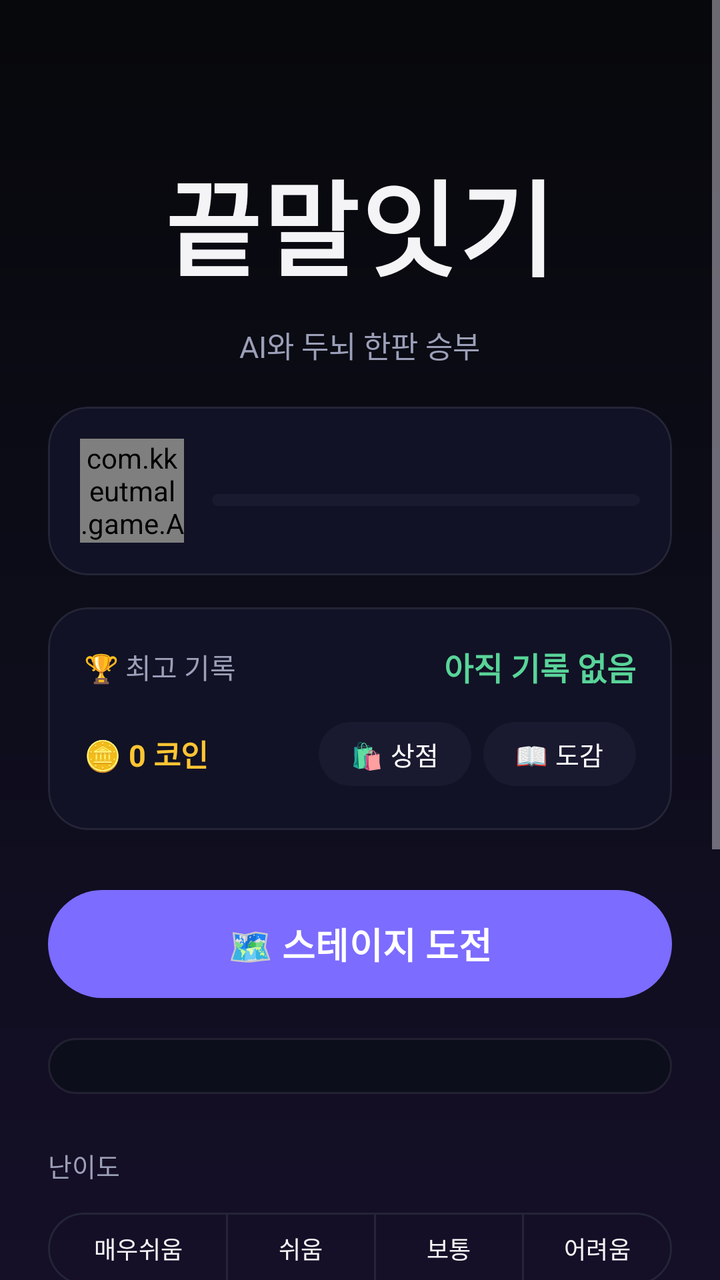
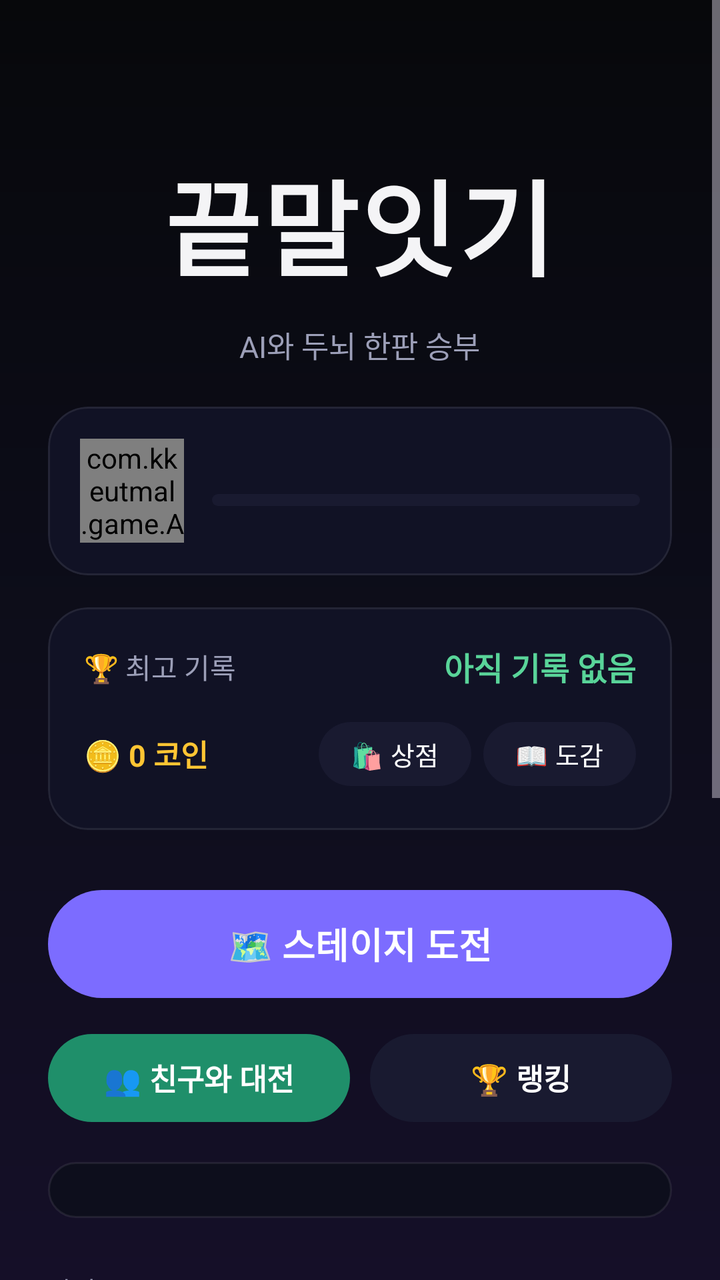

Two renders of the same Android screen: before a commit and after it. Below are the layout's source before the change and the commit's diff.
<!-- AndroidManifest.xml: application theme Theme.KKeutmal -->
<!-- res/layout/activity_main.xml -->
<?xml version="1.0" encoding="utf-8"?>
<LinearLayout xmlns:android="http://schemas.android.com/apk/res/android"
    xmlns:app="http://schemas.android.com/apk/res-auto"
    android:layout_width="match_parent"
    android:layout_height="match_parent"
    android:orientation="vertical">

<ScrollView
        android:layout_width="match_parent"
        android:layout_height="0dp"
        android:layout_weight="1"
    android:fillViewport="true"
    android:overScrollMode="never">

    <LinearLayout
        android:layout_width="match_parent"
        android:layout_height="wrap_content"
        android:orientation="vertical"
        android:gravity="center_horizontal"
        android:padding="24dp">

        <TextView
            android:id="@+id/tvTitle"
            android:layout_width="wrap_content"
            android:layout_height="wrap_content"
            android:layout_marginTop="44dp"
            android:paddingHorizontal="4dp"
            android:paddingVertical="6dp"
            android:text="@string/app_name"
            android:textColor="@color/text_primary"
            android:textSize="52sp"
            android:letterSpacing="0.02"
            android:fontFamily="sans-serif-black" />

        <TextView
            android:layout_width="wrap_content"
            android:layout_height="wrap_content"
            android:layout_marginTop="6dp"
            android:text="@string/subtitle"
            android:textColor="@color/text_dim"
            android:textSize="15sp" />

        <com.google.android.material.card.MaterialCardView
            android:layout_width="match_parent"
            android:layout_height="wrap_content"
            android:layout_marginTop="20dp"
            app:cardBackgroundColor="@color/surface"
            app:cardCornerRadius="20dp"
            app:strokeColor="@color/surface_stroke"
            app:strokeWidth="1dp"
            app:cardElevation="0dp">

            <LinearLayout
                android:layout_width="match_parent"
                android:layout_height="wrap_content"
                android:orientation="horizontal"
                android:gravity="center_vertical"
                android:padding="16dp">

                <com.kkeutmal.game.AvatarView
                    android:id="@+id/avatarMe"
                    android:layout_width="52dp"
                    android:layout_height="52dp" />

                <LinearLayout
                    android:layout_width="0dp"
                    android:layout_weight="1"
                    android:layout_height="wrap_content"
                    android:layout_marginStart="14dp"
                    android:orientation="vertical">

                    <TextView
                        android:id="@+id/tvLevelRank"
                        android:layout_width="wrap_content"
                        android:layout_height="wrap_content"
                        android:textColor="@color/text_primary"
                        android:textSize="16sp"
                        android:textStyle="bold" />

                    <com.google.android.material.progressindicator.LinearProgressIndicator
                        android:id="@+id/xpBar"
                        android:layout_width="match_parent"
                        android:layout_height="wrap_content"
                        android:layout_marginTop="6dp"
                        android:max="1000"
                        app:trackThickness="6dp"
                        app:trackCornerRadius="3dp"
                        app:trackColor="@color/chip_bg"
                        app:indicatorColor="@color/accent"
                        app:trackStopIndicatorSize="0dp" />

                    <TextView
                        android:id="@+id/tvXp"
                        android:layout_width="wrap_content"
                        android:layout_height="wrap_content"
                        android:layout_marginTop="4dp"
                        android:textColor="@color/text_dim"
                        android:textSize="11sp" />
                </LinearLayout>
            </LinearLayout>
        </com.google.android.material.card.MaterialCardView>

        <com.google.android.material.card.MaterialCardView
            android:layout_width="match_parent"
            android:layout_height="wrap_content"
            android:layout_marginTop="16dp"
            app:cardBackgroundColor="@color/surface"
            app:cardCornerRadius="20dp"
            app:strokeColor="@color/surface_stroke"
            app:strokeWidth="1dp"
            app:cardElevation="0dp">

            <LinearLayout
                android:layout_width="match_parent"
                android:layout_height="wrap_content"
                android:orientation="vertical"
                android:padding="18dp">

                <LinearLayout
                    android:layout_width="match_parent"
                    android:layout_height="wrap_content"
                    android:orientation="horizontal"
                    android:gravity="center_vertical">

                    <TextView
                        android:layout_width="0dp"
                        android:layout_weight="1"
                        android:layout_height="wrap_content"
                        android:text="@string/best_label"
                        android:textColor="@color/text_dim"
                        android:textSize="14sp" />

                    <TextView
                        android:id="@+id/tvBest"
                        android:layout_width="wrap_content"
                        android:layout_height="wrap_content"
                        android:text="아직 기록 없음"
                        android:textColor="@color/accent2"
                        android:textSize="16sp"
                        android:textStyle="bold" />
                </LinearLayout>

                
                <LinearLayout
                    android:id="@+id/rowRecord"
                    android:layout_width="match_parent"
                    android:layout_height="wrap_content"
                    android:layout_marginTop="14dp"
                    android:orientation="horizontal"
                    android:baselineAligned="false"
                    android:visibility="gone">

                    <LinearLayout
                        android:layout_width="0dp"
                        android:layout_weight="1"
                        android:layout_height="wrap_content"
                        android:orientation="vertical"
                        android:gravity="center_horizontal">

                        <TextView
                            android:id="@+id/tvWins"
                            android:layout_width="wrap_content"
                            android:layout_height="wrap_content"
                            android:textColor="@color/accent2"
                            android:textSize="22sp"
                            android:textStyle="bold" />

                        <TextView
                            android:layout_width="wrap_content"
                            android:layout_height="wrap_content"
                            android:text="승"
                            android:textColor="@color/text_dim"
                            android:textSize="12sp" />
                    </LinearLayout>

                    <LinearLayout
                        android:layout_width="0dp"
                        android:layout_weight="1"
                        android:layout_height="wrap_content"
                        android:orientation="vertical"
                        android:gravity="center_horizontal">

                        <TextView
                            android:id="@+id/tvLosses"
                            android:layout_width="wrap_content"
                            android:layout_height="wrap_content"
                            android:textColor="@color/text_primary"
                            android:textSize="22sp"
                            android:textStyle="bold" />

                        <TextView
                            android:layout_width="wrap_content"
                            android:layout_height="wrap_content"
                            android:text="패"
                            android:textColor="@color/text_dim"
                            android:textSize="12sp" />
                    </LinearLayout>

                    <LinearLayout
                        android:layout_width="0dp"
                        android:layout_weight="1"
                        android:layout_height="wrap_content"
                        android:orientation="vertical"
                        android:gravity="center_horizontal">

                        <TextView
                            android:id="@+id/tvWinRate"
                            android:layout_width="wrap_content"
                            android:layout_height="wrap_content"
                            android:textColor="@color/accent"
                            android:textSize="22sp"
                            android:textStyle="bold" />

                        <TextView
                            android:id="@+id/tvWinRateLabel"
                            android:layout_width="wrap_content"
                            android:layout_height="wrap_content"
                            android:text="승률"
                            android:textColor="@color/text_dim"
                            android:textSize="12sp" />
                    </LinearLayout>
                </LinearLayout>

                <LinearLayout
                    android:layout_width="match_parent"
                    android:layout_height="wrap_content"
                    android:layout_marginTop="12dp"
                    android:orientation="horizontal"
                    android:gravity="center_vertical">

                    <TextView
                        android:id="@+id/tvCoins"
                        android:layout_width="0dp"
                        android:layout_weight="1"
                        android:layout_height="wrap_content"
                        android:text="🪙 0 코인"
                        android:textColor="@color/warn"
                        android:textSize="15sp"
                        android:textStyle="bold" />

                    <com.google.android.material.button.MaterialButton
                        android:id="@+id/btnShop"
                        android:layout_width="wrap_content"
                        android:layout_height="40dp"
                        android:minWidth="0dp"
                        android:paddingHorizontal="16dp"
                        android:text="🛍 상점"
                        android:textSize="13sp"
                        app:backgroundTint="@color/chip_bg"
                        app:cornerRadius="20dp" />

                    <com.google.android.material.button.MaterialButton
                        android:id="@+id/btnCollection"
                        android:layout_width="wrap_content"
                        android:layout_height="40dp"
                        android:layout_marginStart="6dp"
                        android:minWidth="0dp"
                        android:paddingHorizontal="16dp"
                        android:text="📖 도감"
                        android:textSize="13sp"
                        app:backgroundTint="@color/chip_bg"
                        app:cornerRadius="20dp" />
                </LinearLayout>
            </LinearLayout>
        </com.google.android.material.card.MaterialCardView>

        <com.google.android.material.button.MaterialButton
            android:id="@+id/btnAdventure"
            android:layout_width="match_parent"
            android:layout_height="62dp"
            android:layout_marginTop="26dp"
            android:text="🗺 스테이지 도전"
            android:textSize="18sp"
            android:textStyle="bold"
            app:backgroundTint="@color/accent"
            app:cornerRadius="31dp" />

        <LinearLayout
            android:id="@+id/missionBox"
            android:layout_width="match_parent"
            android:layout_height="wrap_content"
            android:layout_marginTop="16dp"
            android:orientation="vertical"
            android:background="@drawable/bg_input"
            android:padding="14dp" />

        <TextView
            android:layout_width="match_parent"
            android:layout_height="wrap_content"
            android:layout_marginTop="26dp"
            android:text="@string/difficulty_label"
            android:textColor="@color/text_dim"
            android:textSize="13sp" />

        <com.google.android.material.button.MaterialButtonToggleGroup
            android:id="@+id/toggleDifficulty"
            android:layout_width="match_parent"
            android:layout_height="wrap_content"
            android:layout_marginTop="10dp"
            app:singleSelection="true"
            app:selectionRequired="true">

            <com.google.android.material.button.MaterialButton
                android:id="@+id/btnVeryEasy"
                style="?attr/materialButtonOutlinedStyle"
                android:layout_width="0dp"
                android:layout_weight="1.2"
                android:layout_height="44dp"
                android:text="매우쉬움"
                android:textSize="12sp"
                android:insetLeft="0dp"
                android:insetRight="0dp"
                android:paddingHorizontal="2dp"
                app:strokeColor="@color/surface_stroke" />

            <com.google.android.material.button.MaterialButton
                android:id="@+id/btnEasy"
                style="?attr/materialButtonOutlinedStyle"
                android:layout_width="0dp"
                android:layout_weight="1"
                android:layout_height="44dp"
                android:text="쉬움"
                android:textSize="12sp"
                android:insetLeft="0dp"
                android:insetRight="0dp"
                android:paddingHorizontal="2dp"
                app:strokeColor="@color/surface_stroke" />

            <com.google.android.material.button.MaterialButton
                android:id="@+id/btnNormal"
                style="?attr/materialButtonOutlinedStyle"
                android:layout_width="0dp"
                android:layout_weight="1"
                android:layout_height="44dp"
                android:text="보통"
                android:textSize="12sp"
                app:strokeColor="@color/surface_stroke" />

            <com.google.android.material.button.MaterialButton
                android:id="@+id/btnHard"
                style="?attr/materialButtonOutlinedStyle"
                android:layout_width="0dp"
                android:layout_weight="1"
                android:layout_height="44dp"
                android:text="어려움"
                android:textSize="12sp"
                android:insetLeft="0dp"
                android:insetRight="0dp"
                android:paddingHorizontal="2dp"
                app:strokeColor="@color/surface_stroke" />
        </com.google.android.material.button.MaterialButtonToggleGroup>

        <TextView
            android:id="@+id/tvDifficultyDesc"
            android:layout_width="match_parent"
            android:layout_height="wrap_content"
            android:layout_marginTop="10dp"
            android:gravity="center"
            android:textColor="@color/text_dim"
            android:textSize="13sp"
            android:text="제한시간 20초" />

        
        <com.google.android.material.materialswitch.MaterialSwitch
            android:id="@+id/swNoTimer"
            android:layout_width="wrap_content"
            android:layout_height="wrap_content"
            android:layout_marginTop="8dp"
            android:text="  ⏱ 제한시간 없이 느긋하게  "
            android:textColor="@color/text_primary"
            android:textSize="14sp"
            android:visibility="gone" />

        <com.google.android.material.button.MaterialButton
            android:id="@+id/btnStart"
            android:layout_width="match_parent"
            android:layout_height="62dp"
            android:layout_marginTop="24dp"
            android:text="⚔ 자유 대전"
            android:textSize="18sp"
            android:textStyle="bold"
            android:textColor="@color/cta_text"
            app:backgroundTint="@color/cta_bg"
            app:cornerRadius="31dp" />

        <com.google.android.material.card.MaterialCardView
            android:layout_width="match_parent"
            android:layout_height="wrap_content"
            android:layout_marginTop="26dp"
            android:layout_marginBottom="24dp"
            app:cardBackgroundColor="#10FFFFFF"
            app:cardCornerRadius="20dp"
            app:cardElevation="0dp">

            <LinearLayout
                android:layout_width="match_parent"
                android:layout_height="wrap_content"
                android:orientation="vertical"
                android:padding="18dp">

                
                <TextView
                    android:id="@+id/tvRulesTitle"
                    android:layout_width="match_parent"
                    android:layout_height="wrap_content"
                    android:paddingTop="2dp"
                    android:paddingBottom="2dp"
                    android:text="@string/rules_title"
                    android:textColor="@color/text_primary"
                    android:textSize="14sp"
                    android:textStyle="bold" />

                <TextView
                    android:id="@+id/tvRulesBody"
                    android:layout_width="match_parent"
                    android:layout_height="wrap_content"
                    android:layout_marginTop="10dp"
                    android:lineSpacingExtra="5dp"
                    android:text="@string/rules_body"
                    android:textColor="@color/text_dim"
                    android:textSize="13sp"
                    android:visibility="gone" />
            </LinearLayout>
        </com.google.android.material.card.MaterialCardView>

        <com.google.android.material.button.MaterialButton
            android:id="@+id/btnAbout"
            style="?attr/borderlessButtonStyle"
            android:layout_width="wrap_content"
            android:layout_height="wrap_content"
            android:layout_marginTop="12dp"
            android:layout_marginBottom="8dp"
            android:text="ⓘ 만든이 · 버전 · 자료 출처"
            android:textColor="@color/text_dim"
            android:textSize="13sp" />
    </LinearLayout>
</ScrollView>

    
    <FrameLayout
        android:id="@+id/adContainer"
        android:layout_width="match_parent"
        android:layout_height="wrap_content"
        android:layout_gravity="center_horizontal" />

</LinearLayout>
<!-- resources referenced by this layout -->
<resources>
  <color name="accent">#7C6CFF</color>
  <color name="accent2">#59D499</color>
  <color name="chip_bg">#191A30</color>
  <color name="cta_bg">#FFFFFF</color>
  <color name="cta_text">#0B0B10</color>
  <color name="surface">#111225</color>
  <color name="surface_stroke">#14FFFFFF</color>
  <color name="text_dim">#9C9FB8</color>
  <color name="text_primary">#F4F4F6</color>
  <color name="warn">#FFC533</color>
  <!-- drawable bg_input (drawable) -->
  <?xml version="1.0" encoding="utf-8"?>
  <shape xmlns:android="http://schemas.android.com/apk/res/android" android:shape="rectangle">
      <solid android:color="@color/input_bg" />
      <stroke android:width="1dp" android:color="@color/surface_stroke" />
      <corners android:radius="26dp" />
  </shape>
  <string name="app_name">끝말잇기</string>
  <string name="best_label">🏆 최고 기록</string>
  <string name="difficulty_label">난이도</string>
  <string name="rules_body">· 사전(표준국어대사전+끄투 DB, 43만 단어)에 있는 두 글자 이상 단어만 인정\n· 앞 단어의 끝 글자로 시작 (두음법칙 인정: 력→역, 라→나)\n· 이미 나온 단어는 다시 쓸 수 없어요\n· 제한시간 안에 입력하지 못하면 패배! (무제한 모드는 시간 걱정 없음)\n· 마이크 버튼을 누르고 말해도 입력돼요</string>
  <string name="rules_title">게임 규칙</string>
  <string name="subtitle">AI와 두뇌 한판 승부</string>
  <style name="Theme.KKeutmal" parent="Theme.Material3.Dark.NoActionBar">
          <item name="colorPrimary">@color/accent</item>
          <item name="colorOnPrimary">@color/text_on_accent</item>
          <item name="colorSecondary">@color/accent2</item>
          <item name="colorSurface">@color/surface</item>
          <item name="colorOnSurface">@color/text_primary</item>
          <item name="android:colorBackground">@color/bg_top</item>
          <item name="android:windowBackground">@drawable/bg_gradient</item>
          <item name="android:statusBarColor">@color/bg_top</item>
          <item name="android:navigationBarColor">@color/bg_bottom</item>
          <item name="android:windowLightStatusBar">false</item>
          <item name="android:textColor">@color/text_primary</item>
      </style>
  <color name="input_bg">#0D0E1C</color>
  <color name="text_on_accent">#FFFFFF</color>
  <color name="bg_top">#07080B</color>
  <!-- drawable bg_gradient (drawable) -->
  <?xml version="1.0" encoding="utf-8"?>
  <shape xmlns:android="http://schemas.android.com/apk/res/android" android:shape="rectangle">
      <gradient
          android:angle="270"
          android:startColor="@color/bg_top"
          android:centerColor="#0D0D1A"
          android:endColor="@color/bg_bottom" />
  </shape>
  <color name="bg_bottom">#150F28</color>
</resources>

<!-- the commit's change to res/layout/activity_main.xml (unified diff, before → after) -->
@@ -276,6 +276,37 @@
             app:cornerRadius="31dp" />
 
         <LinearLayout
+            android:layout_width="match_parent"
+            android:layout_height="wrap_content"
+            android:layout_marginTop="10dp"
+            android:orientation="horizontal">
+
+            <com.google.android.material.button.MaterialButton
+                android:id="@+id/btnOnline"
+                android:layout_width="0dp"
+                android:layout_height="52dp"
+                android:layout_marginEnd="5dp"
+                android:layout_weight="1"
+                android:text="👥 친구와 대전"
+                android:textSize="15sp"
+                android:textStyle="bold"
+                app:backgroundTint="@color/accent2_dark"
+                app:cornerRadius="26dp" />
+
+            <com.google.android.material.button.MaterialButton
+                android:id="@+id/btnRanking"
+                android:layout_width="0dp"
+                android:layout_height="52dp"
+                android:layout_marginStart="5dp"
+                android:layout_weight="1"
+                android:text="🏆 랭킹"
+                android:textSize="15sp"
+                android:textStyle="bold"
+                app:backgroundTint="@color/chip_bg"
+                app:cornerRadius="26dp" />
+        </LinearLayout>
+
+        <LinearLayout
             android:id="@+id/missionBox"
             android:layout_width="match_parent"
             android:layout_height="wrap_content"
<!-- resource entries referenced after the edit -->
@@ -2,6 +2,7 @@
 <resources>
   <color name="accent">#7C6CFF</color>
   <color name="accent2">#59D499</color>
+  <color name="accent2_dark">#1F8F6A</color>
   <color name="chip_bg">#191A30</color>
   <color name="cta_bg">#FFFFFF</color>
   <color name="cta_text">#0B0B10</color>
